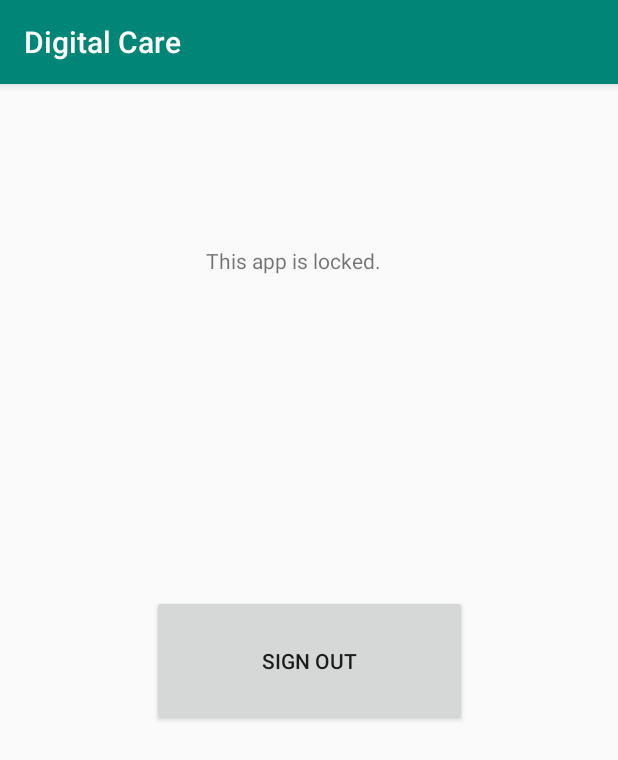
After one commit to alucard-alexander/DigitalCare, an Android app: the LockedScreenSignOut screen opened directly, with no data from a screen before it, on a phone screen of 412 x 824 dp. The commit adds this screen. Shown: the top 760 px of the screen. Run offline under Robolectric (Android 15) with nearby library versions, the phone set to English and light mode, and no system bars; our stand-ins replace Firebase (no records; nobody signed in at launch, a user with empty details on screens opened directly).

Commit message:
Till the child sign out without photo deleting

```diff
--- a/app/build.gradle
+++ b/app/build.gradle
@@ -39,6 +39,4 @@ dependencies {
     androidTestImplementation 'androidx.test.espresso:espresso-core:3.2.0'
 
 
-
-
 }
--- /dev/null
+++ b/app/src/main/res/layout/activity_locked_screen_sign_out.xml
@@ -0,0 +1,32 @@
+<?xml version="1.0" encoding="utf-8"?>
+<androidx.constraintlayout.widget.ConstraintLayout xmlns:android="http://schemas.android.com/apk/res/android"
+    xmlns:app="http://schemas.android.com/apk/res-auto"
+    xmlns:tools="http://schemas.android.com/tools"
+    android:layout_width="match_parent"
+    android:layout_height="match_parent"
+    tools:context=".LockedScreenSignOut">
+
+    <Button
+        android:id="@+id/button9"
+        android:layout_width="210dp"
+        android:layout_height="87dp"
+        android:onClick="signout"
+        android:text="Sign Out"
+        app:layout_constraintBottom_toBottomOf="parent"
+        app:layout_constraintEnd_toEndOf="parent"
+        app:layout_constraintStart_toStartOf="parent"
+        app:layout_constraintTop_toTopOf="parent" />
+
+    <TextView
+        android:id="@+id/textView4"
+        android:layout_width="148dp"
+        android:layout_height="108dp"
+        android:layout_marginTop="64dp"
+        android:gravity="center"
+        android:text="This app is locked."
+        android:textAlignment="center"
+        app:layout_constraintEnd_toEndOf="parent"
+        app:layout_constraintHorizontal_bias="0.46"
+        app:layout_constraintStart_toStartOf="parent"
+        app:layout_constraintTop_toTopOf="parent" />
+</androidx.constraintlayout.widget.ConstraintLayout>
```
Also changed, not shown: app/src/main/AndroidManifest.xml (+6 -10 lines), app/src/main/java/com/example/digitalcare/AddChildDevice.java (+12 -6 lines), app/src/main/java/com/example/digitalcare/LockedScreenSignOut.java (added, +94 -0 lines), app/src/main/java/com/example/digitalcare/Login.java (+27 -17 lines), app/src/main/java/com/example/digitalcare/MapsActivity.java (+73 -22 lines), app/src/main/res/layout/activity_maps.xml (+26 -14 lines).
